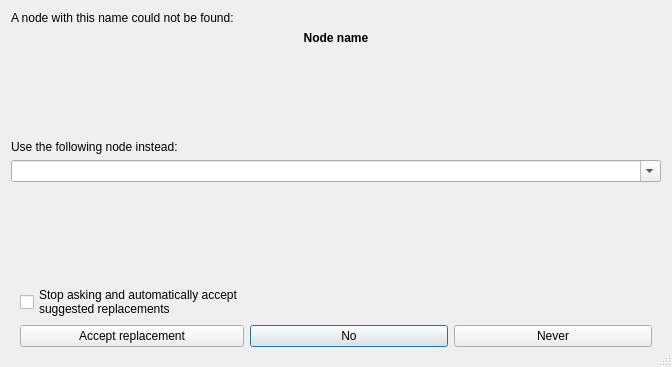
Qt form guis/dialog_missing_item.ui (RubendeBruin/DAVE) before a commit.
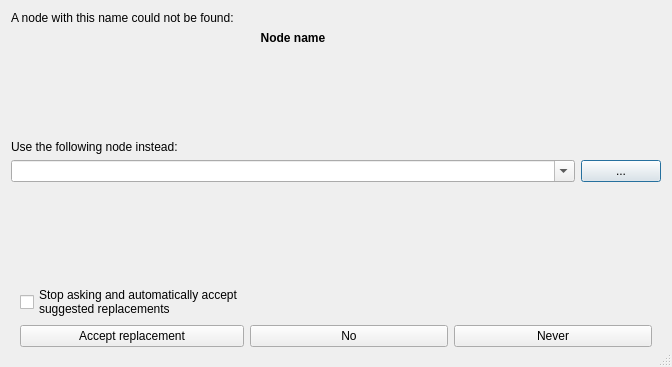
The same form after that commit.

```diff
--- a/guis/dialog_missing_item.ui
+++ b/guis/dialog_missing_item.ui
@@ -19,15 +19,21 @@
   <property name="modal">
    <bool>true</bool>
   </property>
-  <layout class="QVBoxLayout" name="verticalLayout">
-   <item>
-    <widget class="QLabel" name="label">
-     <property name="text">
-      <string>A node with this name could not be found:</string>
+  <layout class="QGridLayout" name="gridLayout_2">
+   <item row="5" column="0">
+    <widget class="QComboBox" name="cbReplacement">
+     <property name="sizePolicy">
+      <sizepolicy hsizetype="MinimumExpanding" vsizetype="Fixed">
+       <horstretch>0</horstretch>
+       <verstretch>0</verstretch>
+      </sizepolicy>
+     </property>
+     <property name="editable">
+      <bool>true</bool>
      </property>
     </widget>
    </item>
-   <item>
+   <item row="1" column="0">
     <widget class="QLabel" name="lbItemName">
      <property name="font">
       <font>
@@ -45,7 +51,7 @@
      </property>
     </widget>
    </item>
-   <item>
+   <item row="2" column="0">
     <spacer name="verticalSpacer_2">
      <property name="orientation">
       <enum>Qt::Vertical</enum>
@@ -58,21 +64,21 @@
      </property>
     </spacer>
    </item>
-   <item>
+   <item row="4" column="0">
     <widget class="QLabel" name="label_2">
      <property name="text">
       <string>Use the following node instead:</string>
      </property>
     </widget>
    </item>
-   <item>
-    <widget class="QComboBox" name="cbReplacement">
-     <property name="editable">
-      <bool>true</bool>
+   <item row="0" column="0">
+    <widget class="QLabel" name="label">
+     <property name="text">
+      <string>A node with this name could not be found:</string>
      </property>
     </widget>
    </item>
-   <item>
+   <item row="6" column="0">
     <spacer name="verticalSpacer">
      <property name="orientation">
       <enum>Qt::Vertical</enum>
@@ -85,7 +91,14 @@
      </property>
     </spacer>
    </item>
-   <item>
+   <item row="5" column="1">
+    <widget class="QPushButton" name="pbBrowse">
+     <property name="text">
+      <string>...</string>
+     </property>
+    </widget>
+   </item>
+   <item row="7" column="0" colspan="2">
     <widget class="QWidget" name="widget" native="true">
      <layout class="QGridLayout" name="gridLayout">
       <item row="0" column="0">
```
